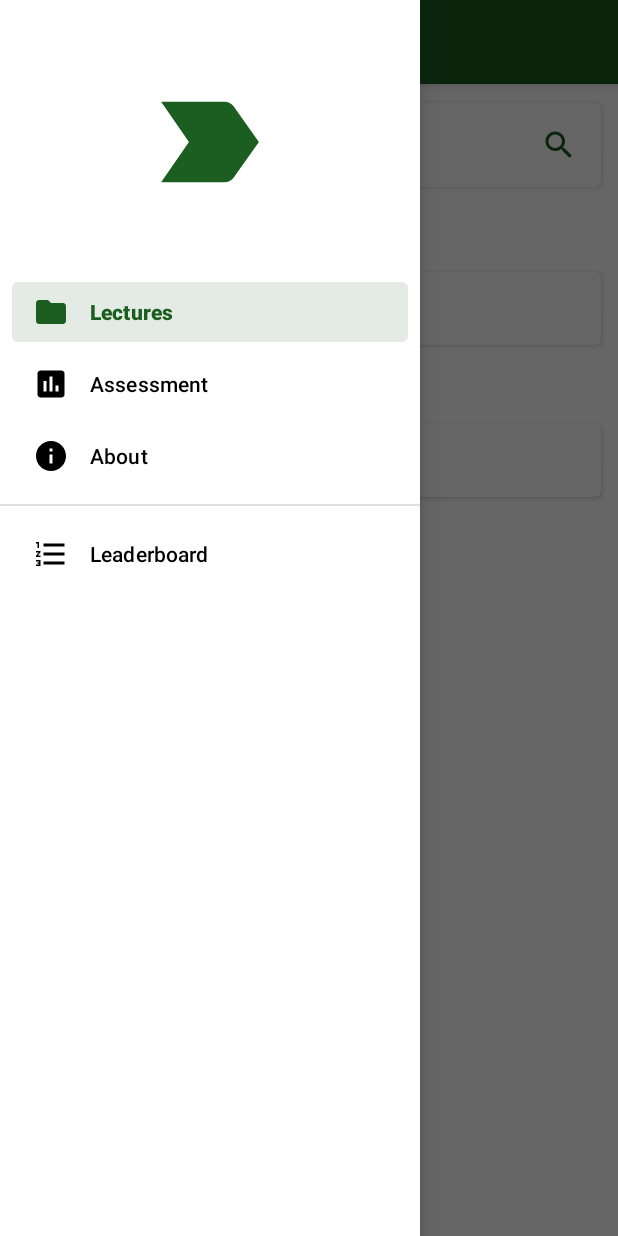
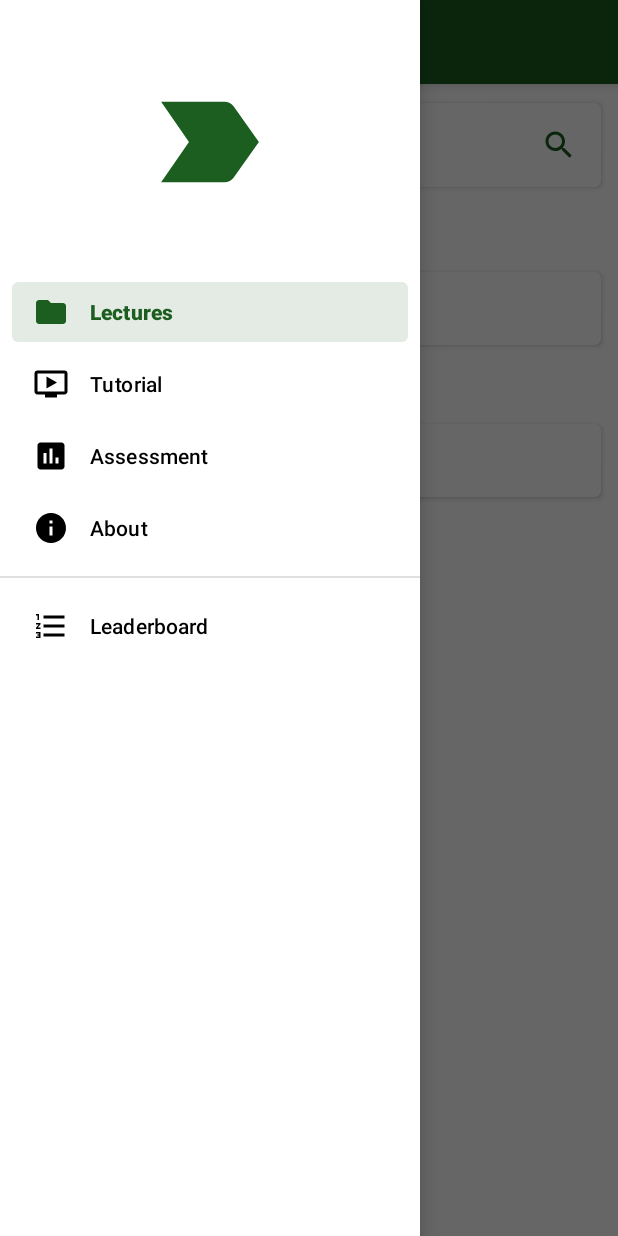
Before and after one commit to philipborbon/e-rotc, an Android app: the screen it shows after launch (MainActivity), with the side drawer open, on a phone screen of 412 x 824 dp. Run offline under Robolectric (Android 15) with nearby library versions, the phone set to English and light mode, and no system bars; our stand-ins replace Room's generated code.

Commit message:
Save and search tutorial files

```diff
--- /dev/null
+++ b/app/src/main/java/com/erotc/learning/data/Tutorial.kt
@@ -0,0 +1,28 @@
+package com.erotc.learning.data
+
+import android.os.Parcelable
+import androidx.room.Entity
+import androidx.room.ForeignKey
+import androidx.room.PrimaryKey
+import kotlinx.android.parcel.Parcelize
+
+/**
+ * Created on 5/15/2020.
+ */
+@Parcelize
+@Entity(foreignKeys = [
+    ForeignKey (
+            entity = Lecture::class,
+            parentColumns = ["id"],
+            childColumns = ["topicid"],
+            onDelete = ForeignKey.CASCADE
+    )
+])
+data class Tutorial (
+    @PrimaryKey(autoGenerate = true) var id: Long = 0,
+    var topicid: Long = 0,
+    var title: String? = null,
+    var description: String? = null,
+    var file: String? = null,
+    var sort: Int = 0
+) : Parcelable
--- a/app/src/main/java/com/erotc/learning/database/Database.kt
+++ b/app/src/main/java/com/erotc/learning/database/Database.kt
@@ -3,24 +3,23 @@ package com.erotc.learning.database
 import androidx.room.Database
 import androidx.room.RoomDatabase
 import androidx.room.TypeConverters
-import com.erotc.learning.data.Assessment
-import com.erotc.learning.data.Leaderboard
-import com.erotc.learning.data.Lecture
-import com.erotc.learning.data.Topic
+import com.erotc.learning.data.*
 
 /**
  * Created on 3/8/2020.
  */
 @Database(entities = [
     Topic::class,
+    Lecture::class,
+    Tutorial::class,
     Assessment::class,
-    Lecture::class,
     Leaderboard::class
 ], version = 1)
 @TypeConverters(Converter::class)
 abstract class Database : RoomDatabase() {
     abstract fun topicDao(): TopicDao
+    abstract fun lectureDao(): LectureDao
+    abstract fun tutorialDao(): TutorialDao
     abstract fun assessmentDao(): AssessmentDao
-    abstract fun lectureDao(): LectureDao
     abstract fun leaderboardDao(): LeaderboardDao
 }
--- a/app/src/main/java/com/erotc/learning/database/LectureDao.kt
+++ b/app/src/main/java/com/erotc/learning/database/LectureDao.kt
@@ -16,7 +16,7 @@ interface LectureDao {
     @Query("SELECT COUNT(*) FROM lecture")
     fun countOf(): Int
 
-    @Query("SELECT * FROM lecture WHERE title LIKE :keyword")
+    @Query("SELECT * FROM lecture WHERE title LIKE :keyword ORDER BY title")
     fun search(keyword: String): List<Lecture>
 
     @Insert
--- /dev/null
+++ b/app/src/main/java/com/erotc/learning/database/TutorialDao.kt
@@ -0,0 +1,30 @@
+package com.erotc.learning.database
+
+import androidx.room.Dao
+import androidx.room.Insert
+import androidx.room.Query
+import com.erotc.learning.data.Tutorial
+
+/**
+ * Created on 5/15/2020.
+ */
+@Dao
+interface TutorialDao {
+    @Query("SELECT * FROM tutorial WHERE id = :id")
+    fun queryForId(id: Long): Tutorial?
+
+    @Query("SELECT COUNT(*) FROM tutorial")
+    fun countOf(): Int
+
+    @Query("SELECT * FROM tutorial WHERE title LIKE :keyword OR description LIKE :keyword ORDER BY title")
+    fun search(keyword: String): List<Tutorial>
+
+    @Insert
+    fun create(entry: Tutorial): Long
+
+    @Insert
+    fun create(tutorials: List<Tutorial>): List<Long>
+
+    @Query("SELECT v.* FROM tutorial v INNER JOIN topic t ON v.topicid = t.id ORDER BY t.sort, v.sort")
+    fun getAll(): List<Tutorial>
+}
--- a/app/src/main/java/com/erotc/learning/fragment/InitializeFragment.kt
+++ b/app/src/main/java/com/erotc/learning/fragment/InitializeFragment.kt
@@ -11,6 +11,7 @@ import com.erotc.learning.R
 import com.erotc.learning.data.Assessment
 import com.erotc.learning.data.Lecture
 import com.erotc.learning.data.Topic
+import com.erotc.learning.data.Tutorial
 import com.erotc.learning.repository.LearnRepository
 import com.erotc.learning.util.ApplicationUtil
 import com.google.gson.reflect.TypeToken
@@ -64,6 +65,15 @@ class InitializeFragment : Fragment() {
                     repository.saveLectures(ApplicationUtil.gson.fromJson(lectureString, lectureListType))
                 }
 
+                if (repository.isTutorialEmpty) {
+                    publishProgress(getString(R.string.message_preparing_tutorials))
+
+                    val tutorialString = ApplicationUtil.getStringFromAsset(context, ApplicationUtil.FILE_TUTORIAL)
+                    val tutorialListType = object : TypeToken<List<Tutorial>>(){}.type
+
+                    repository.saveTutorials(ApplicationUtil.gson.fromJson(tutorialString, tutorialListType))
+                }
+
                 if (repository.isAssessmentEmpty) {
                     publishProgress(getString(R.string.message_preparing_assessment))
 
--- a/app/src/main/java/com/erotc/learning/repository/LearnRepository.kt
+++ b/app/src/main/java/com/erotc/learning/repository/LearnRepository.kt
@@ -2,10 +2,7 @@ package com.erotc.learning.repository
 
 import android.content.Context
 import androidx.room.Room
-import com.erotc.learning.data.Assessment
-import com.erotc.learning.data.Leaderboard
-import com.erotc.learning.data.Lecture
-import com.erotc.learning.data.Topic
+import com.erotc.learning.data.*
 import com.erotc.learning.database.Database
 import java.util.*
 
@@ -19,6 +16,7 @@ class LearnRepository private constructor(context: Context) {
 
     private val topicDao = database.topicDao()
     private val lectureDao = database.lectureDao()
+    private val tutorialDao = database.tutorialDao()
     private val assessmentDao = database.assessmentDao()
     private val leaderboardDao = database.leaderboardDao()
 
@@ -26,8 +24,16 @@ class LearnRepository private constructor(context: Context) {
         return lectureDao.search("%$keyword%")
     }
 
+    fun searchTutorial(keyword: String): List<Tutorial> {
+        return tutorialDao.search("%$keyword%")
+    }
+
     fun getAllLecture(): List<Lecture> {
         return lectureDao.getAll()
+    }
+
+    fun getAllTutorial(): List<Tutorial> {
+        return tutorialDao.getAll()
     }
 
     fun getAllTopic(): List<Topic> {
@@ -78,6 +84,18 @@ class LearnRepository private constructor(context: Context) {
         return lectures
     }
 
+    fun saveTutorials(tutorials: List<Tutorial>): List<Tutorial> {
+        tutorials.forEachIndexed { index, lecture ->
+            lecture.sort = index
+        }
+
+        tutorialDao.create(tutorials).forEachIndexed { index, value ->
+            tutorials[index].id = value
+        }
+
+        return tutorials
+    }
+
     fun saveAssessments(questions: List<Assessment>): List<Assessment> {
         assessmentDao.create(questions).forEachIndexed { index, value ->
             questions[index].id = value
@@ -96,8 +114,14 @@ class LearnRepository private constructor(context: Context) {
     val isLectureEmpty: Boolean
         get() = lectureDao.countOf() == 0
 
+    val isTutorialEmpty: Boolean
+        get() = tutorialDao.countOf() == 0
+
     val isAssessmentEmpty: Boolean
         get() = assessmentDao.countOf() == 0
+
+    val hasMissingData: Boolean
+        get() = isTopicEmpty || isLectureEmpty || isTutorialEmpty || isAssessmentEmpty
 
     companion object {
         private const val QUESTION_LIMIT_COUNT = 5
--- a/app/src/main/java/com/erotc/learning/util/ApplicationUtil.kt
+++ b/app/src/main/java/com/erotc/learning/util/ApplicationUtil.kt
@@ -21,13 +21,14 @@ object ApplicationUtil {
 
     const val FILE_TOPIC = "topic.json"
     const val FILE_LECTURE = "lecture.json"
+    const val FILE_TUTORIAL = "tutorial.json"
     const val FILE_ASSESSMENT = "assessment.json"
 
     val gson = Gson()
 
     fun shouldInitialize(context: Context): Boolean {
         val repository = LearnRepository.getInstance(context)
-        return repository.isTopicEmpty || repository.isLectureEmpty || repository.isAssessmentEmpty
+        return repository.hasMissingData
     }
 
     fun getStringFromAsset(context: Context, fileName: String): String? {
--- /dev/null
+++ b/app/src/main/res/drawable/ic_tutorial.xml
@@ -0,0 +1,5 @@
+<vector android:height="24dp" android:tint="#FFFFFF"
+    android:viewportHeight="24.0" android:viewportWidth="24.0"
+    android:width="24dp" xmlns:android="http://schemas.android.com/apk/res/android">
+    <path android:fillColor="#FF000000" android:pathData="M21,3L3,3c-1.11,0 -2,0.89 -2,2v12c0,1.1 0.89,2 2,2h5v2h8v-2h5c1.1,0 1.99,-0.9 1.99,-2L23,5c0,-1.11 -0.9,-2 -2,-2zM21,17L3,17L3,5h18v12zM16,11l-7,4L9,7z"/>
+</vector>
--- a/app/src/main/res/menu/activity_main_drawer.xml
+++ b/app/src/main/res/menu/activity_main_drawer.xml
@@ -8,6 +8,10 @@
             android:id="@+id/nav_lecture"
             android:icon="@drawable/ic_folder"
             android:title="@string/nav_label_lecture" />
+        <item
+            android:id="@+id/nav_tutorial"
+            android:icon="@drawable/ic_tutorial"
+            android:title="@string/nav_label_tutorial" />
         <item
             android:id="@+id/nav_assessment"
             android:icon="@drawable/ic_assessment"
--- a/app/src/main/res/values/strings.xml
+++ b/app/src/main/res/values/strings.xml
@@ -5,6 +5,7 @@
     <string name="nav_header_subtitle">android.studio@android.com</string>
 
     <string name="nav_label_lecture">Lectures</string>
+    <string name="nav_label_tutorial">Tutorial</string>
     <string name="nav_label_assessment">Assessment</string>
     <string name="nav_label_about">About</string>
     <string name="nav_label_leaderboard">Leaderboard</string>
@@ -23,6 +24,7 @@
 
     <string name="message_preparing_topics">Loading topics…</string>
     <string name="message_preparing_lectures">Loading lectures…</string>
+    <string name="message_preparing_tutorials">Loading tutorials…</string>
     <string name="message_preparing_assessment">Loading assessments…</string>
     <string name="message_no_results">No results found.</string>
     <string name="message_no_record">No records to show.</string>
```
Also changed, not shown: app/src/main/assets/tutorial.json (added, +14 -0 lines), app/src/main/java/com/erotc/learning/activity/MainActivity.kt (+5 -4 lines), app/src/main/java/com/erotc/learning/adapter/TutorialAdapter.kt (added, +72 -0 lines), app/src/main/java/com/erotc/learning/fragment/TutorialFragment.kt (added, +224 -0 lines), app/src/main/res/layout/fragment_tutorial.xml (added, +83 -0 lines), app/src/main/res/layout/layout_tutorial.xml (added, +49 -0 lines), 1 other file.
